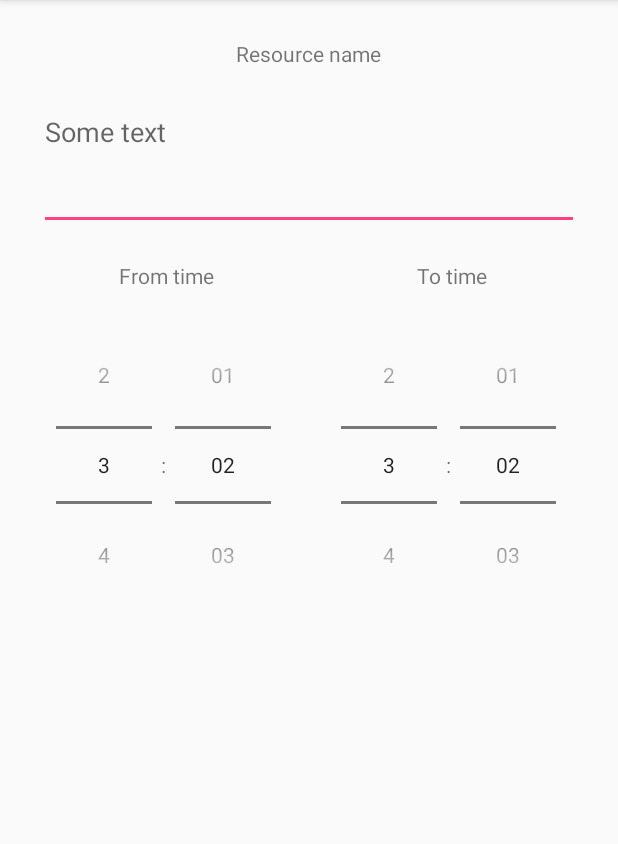
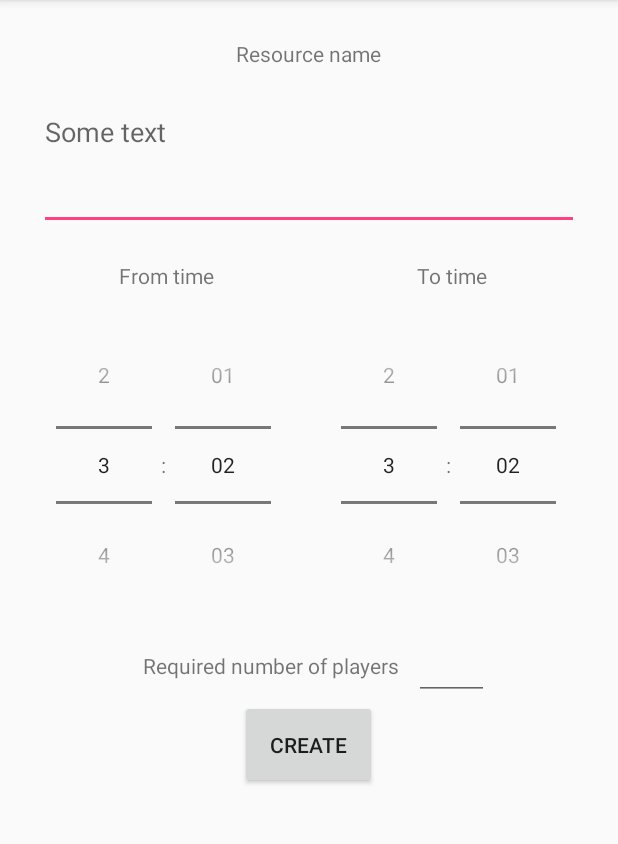
Before and after one commit to venelin-p-petrov/TheARM, an Android app: the CreateEventActivity screen opened directly, with no data from a screen before it, on a phone screen of 412 x 824 dp, the part 84-928 px from its top. Run offline under Robolectric (Android 15) with nearby library versions, the phone set to English and light mode, and no system bars.

Commit message:
Required number of players and Create button have been added to Activity Event

```diff
--- a/Android/TheARM/app/src/main/res/layout/activity_create_event.xml
+++ b/Android/TheARM/app/src/main/res/layout/activity_create_event.xml
@@ -10,7 +10,8 @@
 
     <ScrollView
         android:layout_width="match_parent"
-        android:layout_height="match_parent">
+        android:layout_height="match_parent"
+        android:id="@+id/scrollView">
 
         <RelativeLayout
             android:layout_width="match_parent"
@@ -95,8 +96,39 @@
 
                 </LinearLayout>
             </LinearLayout>
+
+            <LinearLayout
+                android:id="@+id/number_of_players_container"
+                android:layout_width="match_parent"
+                android:layout_height="wrap_content"
+                android:layout_below="@+id/time_pickers_container"
+                android:gravity="center">
+
+
+                <TextView
+                    android:id="@+id/text_number_players"
+                    android:layout_width="wrap_content"
+                    android:layout_height="wrap_content"
+                    android:layout_alignParentTop="true"
+                    android:layout_centerHorizontal="true"
+                    android:layout_margin="10dp"
+                    android:text="Required number of players" />
+
+                <EditText
+                    android:layout_width="wrap_content"
+                    android:layout_height="wrap_content"
+                    android:inputType="number"
+                    android:minWidth="50dp" />
+            </LinearLayout>
+
+            <Button
+                android:layout_width="wrap_content"
+                android:layout_height="wrap_content"
+                android:layout_below="@+id/number_of_players_container"
+                android:padding="20dp"
+                android:layout_centerHorizontal="true"
+                android:text="CREATE" />
         </RelativeLayout>
-
     </ScrollView>
 
 
```
